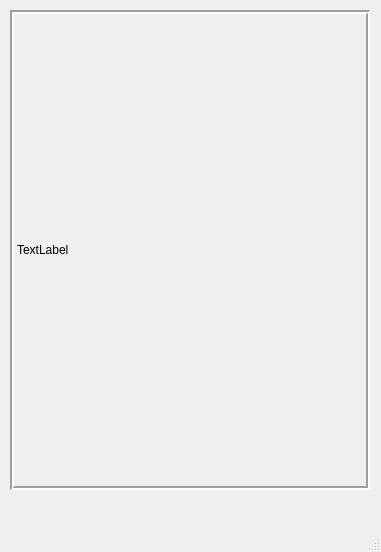
ZHOUYI-UM/OpenCV4.5.1-step-by-step, file Prj3/mainwindow.ui: the form before one commit.
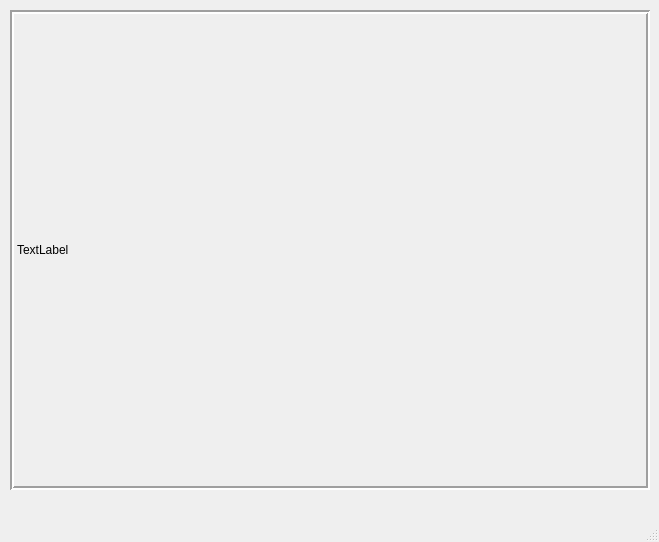
The form after the commit.

```diff
--- a/Prj3/mainwindow.ui
+++ b/Prj3/mainwindow.ui
@@ -6,8 +6,8 @@
    <rect>
     <x>0</x>
     <y>0</y>
-    <width>381</width>
-    <height>552</height>
+    <width>659</width>
+    <height>542</height>
    </rect>
   </property>
   <property name="windowTitle">
@@ -19,7 +19,7 @@
      <rect>
       <x>10</x>
       <y>10</y>
-      <width>360</width>
+      <width>640</width>
       <height>480</height>
      </rect>
     </property>
```
Left out of the diff: 2 changed lines with no effect on the pictures.
